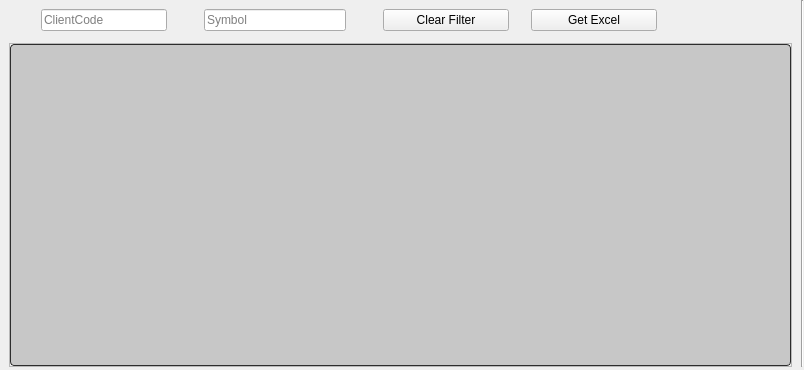
Qt form Resources/UI/tablePOCW.ui (ArhamshareKrushil/ScanRisk) before a commit.
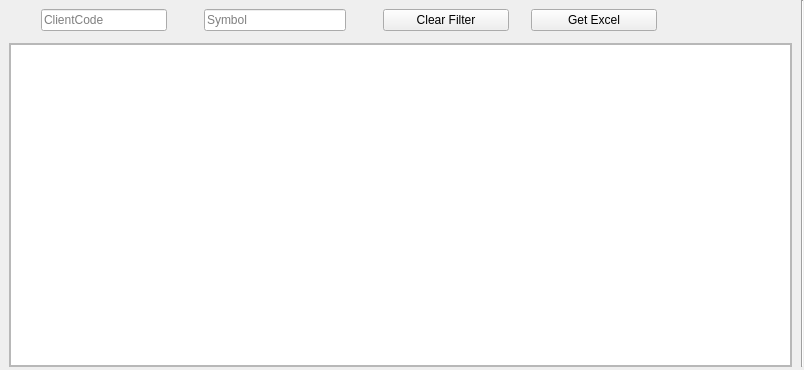
The same form after that commit. Icons and pictures are not drawn.

Diff of the .ui file:
```diff
--- a/Resources/UI/tablePOCW.ui
+++ b/Resources/UI/tablePOCW.ui
@@ -74,149 +74,7 @@
           </font>
          </property>
          <property name="styleSheet">
-          <string notr="true">QTreeView:branch:selected, QTreeView:branch:hover {
-  background: url(&quot;:/qss_icons/rc/transparent.png&quot;);
-}
-
-QTreeView:branch:has-siblings:!adjoins-item {
-  border-image: url(&quot;:/qss_icons/rc/branch_line.png&quot;) 0;
-}
-
-QTreeView:branch:has-siblings:adjoins-item {
-  border-image: url(&quot;:/qss_icons/rc/branch_more.png&quot;) 0;
-}
-
-QTreeView:branch:!has-children:!has-siblings:adjoins-item {
-  border-image: url(&quot;:/qss_icons/rc/branch_end.png&quot;) 0;
-}
-
-QTreeView:branch:has-children:!has-siblings:closed, QTreeView:branch:closed:has-children:has-siblings {
-  border-image: none;
-  image: url(&quot;:/qss_icons/rc/branch_closed.png&quot;);
-}
-
-QTreeView:branch:open:has-children:!has-siblings, QTreeView:branch:open:has-children:has-siblings {
-  border-image: none;
-  image: url(&quot;:/qss_icons/rc/branch_open.png&quot;);
-}
-
-QTreeView:branch:has-children:!has-siblings:closed:hover, QTreeView:branch:closed:has-children:has-siblings:hover {
-  image: url(&quot;:/qss_icons/rc/branch_closed_focus.png&quot;);
-}
-
-QTreeView:branch:open:has-children:!has-siblings:hover, QTreeView:branch:open:has-children:has-siblings:hover {
-  image: url(&quot;:/qss_icons/rc/branch_open_focus.png&quot;);
-}
-
-QTreeView::indicator:checked,
-QListView::indicator:checked {
-  image: url(&quot;:/qss_icons/rc/checkbox_checked.png&quot;);
-}
-
-QTreeView::indicator:checked:hover, QTreeView::indicator:checked:focus, QTreeView::indicator:checked:pressed,
-QListView::indicator:checked:hover,
-QListView::indicator:checked:focus,
-QListView::indicator:checked:pressed {
-  image: url(&quot;:/qss_icons/rc/checkbox_checked_focus.png&quot;);
-}
-
-QTreeView::indicator:unchecked,
-QListView::indicator:unchecked {
-  image: url(&quot;:/qss_icons/rc/checkbox_unchecked.png&quot;);
-}
-
-QTreeView::indicator:unchecked:hover, QTreeView::indicator:unchecked:focus, QTreeView::indicator:unchecked:pressed,
-QListView::indicator:unchecked:hover,
-QListView::indicator:unchecked:focus,
-QListView::indicator:unchecked:pressed {
-  image: url(&quot;:/qss_icons/rc/checkbox_unchecked_focus.png&quot;);
-}
-
-QTreeView::indicator:indeterminate,
-QListView::indicator:indeterminate {
-  image: url(&quot;:/qss_icons/rc/checkbox_indeterminate.png&quot;);
-}
-
-QTreeView::indicator:indeterminate:hover, QTreeView::indicator:indeterminate:focus, QTreeView::indicator:indeterminate:pressed,
-QListView::indicator:indeterminate:hover,
-QListView::indicator:indeterminate:focus,
-QListView::indicator:indeterminate:pressed {
-  image: url(&quot;:/qss_icons/rc/checkbox_indeterminate_focus.png&quot;);
-}
-
-QTreeView,
-QListView,
-QTableView,
-QColumnView {
-  background-color: #c7c7c7;
-  border: 1px solid #2d2d2d;
-  color: #000000;
-  gridline-color: #2d2d2d;
-  border-radius: 4px;
-}
-
-QTreeView:disabled,
-QListView:disabled,
-QTableView:disabled,
-QColumnView:disabled {
-  background-color: #c7c7c7;
-  color: #000000;
-}
-
-QTreeView:selected,
-QListView:selected,
-QTableView:selected,
-QColumnView:selected {
-  background-color: #c7c7c7;
-  color: #000000;
-}
-
-QTreeView:hover,
-QListView:hover,
-QTableView:hover,
-QColumnView:hover {
-  background-color: #c7c7c7;
-  border: 1px solid #148CD2;
-}
-
-QTreeView::item:pressed,
-QListView::item:pressed,
-QTableView::item:pressed,
-QColumnView::item:pressed {
-  background-color: #c7c7c7;
-}
-
-QTreeView::item:selected:hover,
-QListView::item:selected:hover,
-QTableView::item:selected:hover,
-QColumnView::item:selected:hover {
-  background: #c7c7c7;
-  color: #000000;
-}
-
-QTreeView::item:selected:active,
-QListView::item:selected:active,
-QTableView::item:selected:active,
-QColumnView::item:selected:active {
-background-color: palette(highlight);
- color: palette(highlightedText);
-}
-
-QTreeView::item:!selected:hover,
-QListView::item:!selected:hover,
-QTableView::item:!selected:hover,
-QColumnView::item:!selected:hover {
-  outline: 0;
-  color: #148CD2;
-  background-color: #2d2d2d;
-}
-
-QTableCornerButton::section {
-  background-color: #282828;
-  border: 1px transparent #2d2d2d;
-  border-radius: 0px;
-}
-</string>
+          <string notr="true"/>
          </property>
          <property name="selectionBehavior">
           <enum>QAbstractItemView::SelectRows</enum>
```
Left out of the diff: 160 changed lines with no effect on the pictures.
